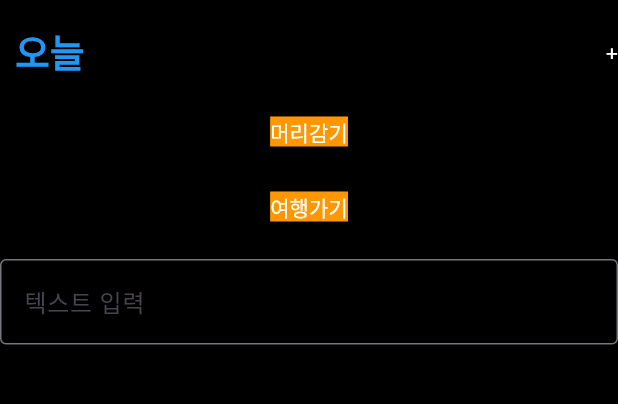
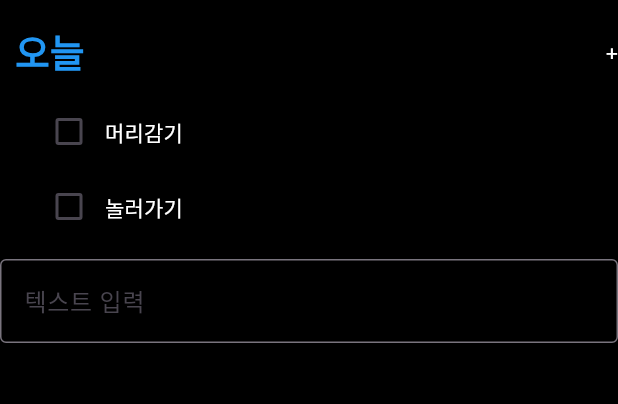
Before and after one commit to kyuyoungheo/flutter-study, a Flutter app: the screen it shows after launch, on a phone screen of 412 x 824 dp, the part 59-463 px from its top. Run offline on Flutter 3.47's test engine with Material 3 defaults, Android fonts, the phone set to English and light mode, and no system bars.

Commit message:
체크박스 추가

```diff
--- /dev/null
+++ b/AnyTodo/any_todo/lib/model/todo.dart
@@ -0,0 +1,7 @@
+
+class Todo {
+  Todo(this.title, this.isDone);
+
+  final String title;
+  final bool isDone;
+}
--- a/AnyTodo/any_todo/lib/view/DetailView.dart
+++ b/AnyTodo/any_todo/lib/view/DetailView.dart
@@ -1,9 +1,10 @@
+import 'package:any_todo/model/todo.dart';
 import 'package:flutter/material.dart';
 
 class DetailView extends StatelessWidget {
   const DetailView({super.key, required this.todo});
 
-  final String todo;
+  final Todo todo;
 
   @override
   Widget build(BuildContext context) {
@@ -19,7 +20,7 @@ class DetailView extends StatelessWidget {
       ),
       child: Container(
       padding: const EdgeInsets.fromLTRB(100, 30, 0, 0),
-        child:  Text(todo, style: const TextStyle(fontSize: 30),)
+        child:  Text(todo.title, style: const TextStyle(fontSize: 30),)
       )
     );
   }
--- a/AnyTodo/any_todo/lib/view/MainView.dart
+++ b/AnyTodo/any_todo/lib/view/MainView.dart
@@ -1,9 +1,7 @@
-import 'dart:ffi';
 import 'dart:ui';
-
+import 'package:any_todo/model/todo.dart';
+import 'package:any_todo/view/widget/todoCell.dart';
 import 'package:flutter/material.dart';
-import 'package:flutter/widgets.dart';
-
 import 'DetailView.dart';
 
 class MainView extends StatefulWidget {
@@ -14,7 +12,7 @@ class MainView extends StatefulWidget {
 }
 
 class _MainViewState extends State<MainView> {
-  final List<String> todos = ['머리감기', '여행가기'];
+  final List<Todo> todos = [Todo('머리감기', false), Todo('놀러가기', false)];
   final TextEditingController _textController = TextEditingController();
 
   @override
@@ -63,16 +61,10 @@ class _MainViewState extends State<MainView> {
               height: 50,
               child: TextButton(
                 onPressed: () {
-                  showModalBottomSheet(context: context, builder: (BuildContext context) =>  DetailView(todo: todos[index]));
+                  showModalBottomSheet(context: context, builder: (BuildContext context) => DetailView(todo: todos[index]));
                 },
-                child:  Text(
-                  todos[index],
-                  style: const TextStyle(
-                      backgroundColor: Colors.orange, color: Colors.white),
-                ),
-              )
-
-             ,
+                child: TodoCell(todo: todos[index]),
+              ),
             );
           },
         ),
@@ -82,7 +74,6 @@ class _MainViewState extends State<MainView> {
           onSubmitted: addTodo,
           decoration: const InputDecoration(
               labelText: '텍스트 입력',
-              hintText: '텍스트를 입력해주세요',
               border: OutlineInputBorder()),
         )
       ]),
@@ -91,7 +82,7 @@ class _MainViewState extends State<MainView> {
 
   void addTodo(String text) {
     _textController.clear();
-    todos.add(text);
+    todos.add(Todo(text, false));
     setState(() {});
   }
 }
--- /dev/null
+++ b/AnyTodo/any_todo/lib/view/widget/todoCell.dart
@@ -0,0 +1,35 @@
+
+import 'package:any_todo/model/todo.dart';
+import 'package:flutter/material.dart';
+class TodoCell extends StatefulWidget {
+  const TodoCell({super.key, required this.todo});
+
+  final Todo todo;
+
+  @override
+  State<TodoCell> createState() => _TodoCellState(todo);
+}
+
+class _TodoCellState extends State<TodoCell> {
+  final Todo todo;
+  bool _isChecked = false;
+
+  _TodoCellState(this.todo);
+
+  @override
+  Widget build(BuildContext context) {
+    return Row(
+      children: [
+        Checkbox(value: _isChecked, onChanged: (value) {
+          setState(() {
+            _isChecked = value!; //  언래핑 이게 최선?
+          });
+        }),
+      Text(
+      todo.title,
+      style: const TextStyle(color: Colors.white),
+    )
+      ],
+    );
+  }
+}
```
